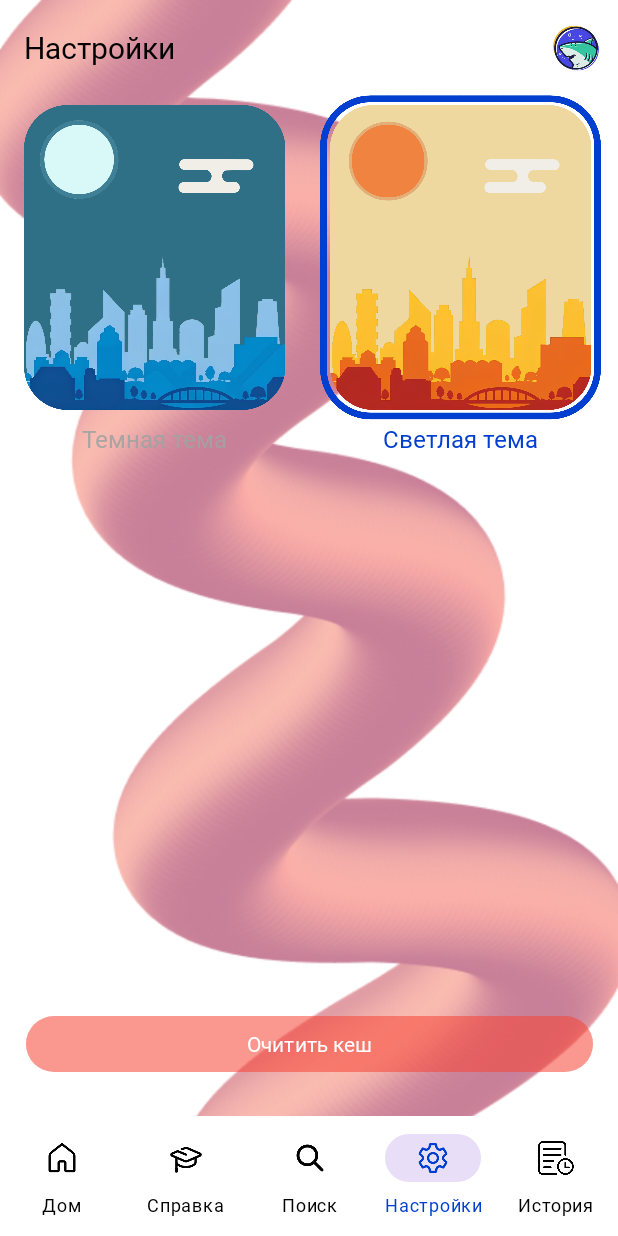
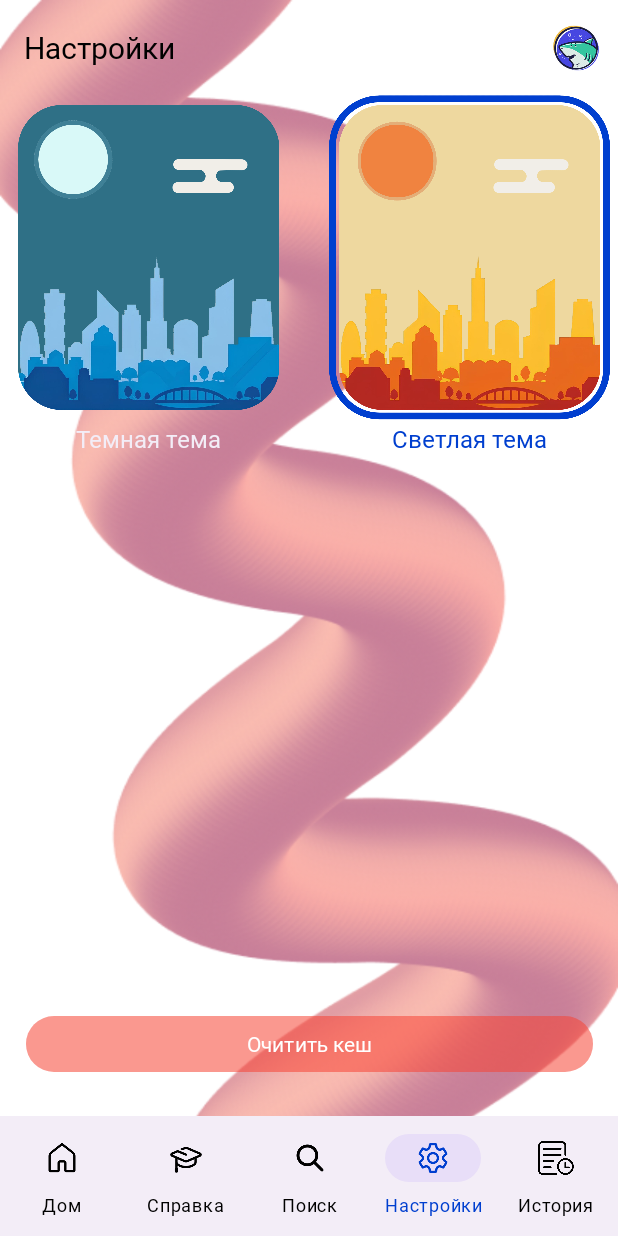
Before and after one commit to BoberCoder0/ScamGuard, an Android app built with Jetpack Compose: the Settings screen opened directly, with no data from a screen before it, on a phone screen of 412 x 824 dp. Run offline under Robolectric (Android 15) with nearby library versions, the phone set to English and light mode, and no system bars.

Commit message:
0.7.1 ( navigation bar update & Themes update )

```diff
--- a/app/build.gradle.kts
+++ b/app/build.gradle.kts
@@ -12,7 +12,7 @@ android {
 
     defaultConfig {
         applicationId = "com.example.testapp2"
-        minSdk = 26
+        minSdk = 27
         targetSdk = 35
         versionCode = 1
         versionName = "1.0"
--- a/app/src/main/java/com/example/testapp2/Activity/MainActivity.java
+++ b/app/src/main/java/com/example/testapp2/Activity/MainActivity.java
@@ -41,6 +41,8 @@ public class MainActivity extends AppCompatActivity {
         // Устанавливаем верхний тулбар
         Toolbar toolbar = findViewById(R.id.toolbar);
         setSupportActionBar(toolbar);
+
+
 
         databaseHelper = dataBaseApp.getDatabaseHelper();
 
--- a/app/src/main/java/com/example/testapp2/Activity/Settings.java
+++ b/app/src/main/java/com/example/testapp2/Activity/Settings.java
@@ -183,11 +183,12 @@ public class Settings extends AppCompatActivity {
     // Обновляем цвет текста
     private void updateThemeUI(boolean isDarkMode) {
         int activeColor = ContextCompat.getColor(this, R.color.center_color_app);
-        int inactiveColor = ContextCompat.getColor(this, R.color.light_gray);
+        int inactiveColor = ContextCompat.getColor(this, R.color.soft_white);
         int activeColor2 = ContextCompat.getColor(this, R.color.center_color_app_dark); /// не удалять!
+        int inactiveColor3 = ContextCompat.getColor(this, R.color.black);
 
         textViewDarkThemeLabel.setTextColor(isDarkMode ? activeColor2 : inactiveColor);
-        textViewLightThemeLabel.setTextColor(isDarkMode ? inactiveColor : activeColor);
+        textViewLightThemeLabel.setTextColor(isDarkMode ? inactiveColor3 : activeColor);
     }
 
     // Для перехода по иконке аккаунта
--- /dev/null
+++ b/app/src/main/res/color-night/bottom_nav_colors.xml
@@ -0,0 +1,7 @@
+<?xml version="1.0" encoding="utf-8"?>
+<selector xmlns:android="http://schemas.android.com/apk/res/android">
+    <!-- Активный элемент (белый) -->
+    <item android:color="@android:color/white" android:state_checked="true" />
+    <!-- Неактивный элемент (полупрозрачный белый) -->
+    <item android:color="#B3FFFFFF" android:state_checked="false" />
+</selector>
--- /dev/null
+++ b/app/src/main/res/drawable/rounded_top_background.xml
@@ -0,0 +1,7 @@
+<?xml version="1.0" encoding="utf-8"?>
+<shape xmlns:android="http://schemas.android.com/apk/res/android">
+    <solid android:color="@color/background_color"/> <!-- Ваш цвет фона -->
+    <corners
+        android:topLeftRadius="20dp"
+        android:topRightRadius="20dp"/>
+</shape>
--- a/app/src/main/res/layout/activity_account.xml
+++ b/app/src/main/res/layout/activity_account.xml
@@ -74,7 +74,7 @@
                 android:layout_width="100dp"
                 android:layout_height="100dp"
                 android:layout_marginTop="16dp"
-                android:background="@drawable/transparent_background_for_text"
+                android:background="@color/transparent"
                 android:src="@drawable/account"
                 android:scaleType="centerCrop"
                 app:layout_constraintTop_toBottomOf="@+id/textView4"
@@ -203,6 +203,7 @@
                 android:layout_width="wrap_content"
                 android:layout_height="wrap_content"
                 android:text="Сохранить"
+                android:textColor="@color/white"
                 android:backgroundTint="@color/green_dark"
                 app:layout_constraintTop_toBottomOf="@+id/google_layout"
                 app:layout_constraintEnd_toEndOf="parent"
@@ -213,6 +214,7 @@
                 android:layout_width="wrap_content"
                 android:layout_height="wrap_content"
                 android:text="Сбросить"
+                android:textColor="@color/white"
                 android:backgroundTint="@color/gray"
                 app:layout_constraintTop_toTopOf="@+id/save_button"
                 app:layout_constraintStart_toStartOf="parent" />
@@ -222,6 +224,7 @@
                 android:layout_width="0dp"
                 android:layout_height="wrap_content"
                 android:text="Удалить аккаунт"
+                android:textColor="@color/white"
                 android:backgroundTint="#928F8F"
                 android:layout_marginTop="12dp"
                 app:layout_constraintTop_toBottomOf="@+id/save_button"
@@ -233,6 +236,7 @@
                 android:layout_width="0dp"
                 android:layout_height="wrap_content"
                 android:text="Выйти"
+                android:textColor="@color/white"
                 android:backgroundTint="#928F8F"
                 app:layout_constraintTop_toBottomOf="@+id/dell_account"
                 app:layout_constraintStart_toStartOf="parent"
--- a/app/src/main/res/layout/activity_main.xml
+++ b/app/src/main/res/layout/activity_main.xml
@@ -45,6 +45,7 @@
         android:layout_marginEnd="130dp"
         android:layout_marginBottom="4dp"
         android:backgroundTint="@color/green_dark"
+        android:textColor="@color/white"
         android:text="Начать поиск"
         app:cornerRadius="14dp"
         app:layout_constraintBottom_toTopOf="@+id/learn_button"
@@ -64,6 +65,7 @@
         android:backgroundTint="@color/green_dark"
         android:text="Изучить схемы мошенничества"
         app:cornerRadius="14dp"
+        android:textColor="@color/white"
         app:layout_constraintBottom_toBottomOf="parent"
         app:layout_constraintEnd_toEndOf="parent"
         app:layout_constraintStart_toStartOf="parent"
--- a/app/src/main/res/layout/activity_search.xml
+++ b/app/src/main/res/layout/activity_search.xml
@@ -6,7 +6,8 @@
     android:layout_width="match_parent"
     android:layout_height="match_parent"
     tools:context=".Activity.Search"
-    android:background="@drawable/background_search">
+    android:background="@drawable/background_search"
+    style="@style/ToolbarStyle">
 
     <!-- Поле ввода номера телефона -->
     <EditText
@@ -28,6 +29,7 @@
         android:text="Поиск"
         android:backgroundTint="@color/green_dark"
         app:cornerRadius="12dp"
+        android:textColor="@color/white"
         app:layout_constraintTop_toBottomOf="@id/phone_number_input"
         app:layout_constraintStart_toStartOf="parent"
         app:layout_constraintEnd_toEndOf="parent"
--- a/app/src/main/res/layout/activity_settings.xml
+++ b/app/src/main/res/layout/activity_settings.xml
@@ -37,6 +37,7 @@
         android:layout_marginBottom="105dp"
         android:backgroundTint="#54F44336"
         android:text="Очитить кеш"
+        android:textColor="@color/white"
         app:layout_constraintBottom_toBottomOf="parent"
         app:layout_constraintEnd_toEndOf="parent"
         app:layout_constraintStart_toStartOf="parent" />
@@ -91,7 +92,7 @@
         android:id="@+id/imageDark"
         android:layout_width="174dp"
         android:layout_height="203dp"
-        android:layout_marginStart="16dp"
+        android:layout_marginStart="12dp"
         android:layout_marginTop="70dp"
         android:background="@color/transparent"
         android:scaleType="centerCrop"
@@ -103,7 +104,7 @@
         android:id="@+id/imageLight"
         android:layout_width="174dp"
         android:layout_height="203dp"
-        android:layout_marginEnd="18dp"
+        android:layout_marginEnd="12dp"
         android:background="@color/transparent"
         android:scaleType="centerCrop"
         app:layout_constraintBottom_toBottomOf="@+id/imageDark"
--- a/app/src/main/res/layout/navigation_bar.xml
+++ b/app/src/main/res/layout/navigation_bar.xml
@@ -12,12 +12,9 @@
         android:layout_width="match_parent"
         android:layout_height="wrap_content"
         android:layout_gravity="bottom"
-        android:background="@color/background_color"
-        app:backgroundTint="#FFFFFF"
-        app:itemRippleColor="@color/transparent"
         app:itemIconTint="@color/bottom_nav_colors"
         app:itemTextColor="@color/bottom_nav_colors"
         app:labelVisibilityMode="labeled"
-        app:menu="@menu/bottom_nav_menu" />
+        app:menu="@menu/bottom_nav_menu"/>
 
 </FrameLayout>
--- a/app/src/main/res/menu/up_toolbar_menu.xml
+++ b/app/src/main/res/menu/up_toolbar_menu.xml
@@ -1,6 +1,8 @@
 <?xml version="1.0" encoding="utf-8"?>
 <menu xmlns:android="http://schemas.android.com/apk/res/android"
     xmlns:app="http://schemas.android.com/apk/res-auto">
+
+
 
     <!-- Кнопка аккаунта -->
     <item
--- /dev/null
+++ b/app/src/main/res/values-night-v27/themes.xml
@@ -0,0 +1,28 @@
+<?xml version="1.0" encoding="utf-8"?>
+<resources>
+
+    <style name="Theme.Testapp2" parent="Base.Theme.Testapp2">
+        <item name="colorPrimaryVariant">#BB86FC</item>
+        <item name="colorOnPrimary">@color/black</item>
+        <item name="colorSecondary">@color/teal_200</item>
+        <item name="colorOnSecondary">@color/white</item>
+
+        <!-- Темный фон StatusBar и NavigationBar -->
+        <item name="android:statusBarColor">#121212</item>
+        <item name="android:navigationBarColor">#121212</item>
+        <!-- Светлые иконки в StatusBar (для темной темы) -->
+        <item name="android:windowLightStatusBar">false</item>
+        <!-- Светлые иконки в NavigationBar (если поддерживается) -->
+        <item name="android:windowLightNavigationBar">false</item>
+
+        <item name="android:windowBackground">@color/background_color</item>
+        <item name="android:background">@drawable/rounded_imagebutton_background</item>
+        <item name="navigationIcon">@drawable/ic_back_white</item>
+
+        <item name="windowActionBar">false</item>
+        <item name="windowNoTitle">true</item>
+
+        <item name="android:textColor">@color/white</item>
+        <item name="android:fontFamily">@font/inter</item>
+    </style>
+</resources>
--- /dev/null
+++ b/app/src/main/res/values-night/styles.xml
@@ -0,0 +1,13 @@
+<?xml version="1.0" encoding="utf-8"?>
+<resources>
+
+
+    <style name="Theme.ScamGuard.TransparentToolbar" parent="Theme.ScamGuard">
+        <item name="android:background">@android:color/transparent</item> <!-- Полупрозрачный черный -->
+        <item name="android:navigationBarColor">@color/transparent</item>
+        <item name="android:customNavigationLayout">@color/transparent</item>
+        <item name="android:textColorPrimary">@color/white</item> <!-- Цвет текста для тёмной темы -->
+        <item name="actionMenuTextColor">@color/white</item> <!-- Цвет текста меню -->
+    </style>
+
+</resources>
--- a/app/src/main/res/values-night/themes.xml
+++ b/app/src/main/res/values-night/themes.xml
@@ -4,15 +4,25 @@
     <style name="Base.Theme.Testapp2" parent="Theme.Material3.DayNight.NoActionBar" />
 
     <!-- Dark theme -->
-    <style name="Theme.Testapp2" parent="Base.Theme.Testapp2">
+    <style name="Theme.Testapp2" parent="Theme.Material3.DayNight.NoActionBar">
         <item name="colorPrimaryVariant">#BB86FC</item>
         <item name="colorOnPrimary">@color/black</item>
         <item name="colorSecondary">@color/teal_200</item>
         <item name="colorOnSecondary">@color/white</item>
+        <item name="actionMenuTextAppearance">@style/MyMenuTextAppearance</item>
+
+        <item name="android:textColorPrimary">@color/white</item> <!-- Цвет текста для тёмной темы -->
+        <item name="actionMenuTextColor">@color/white</item> <!-- Цвет текста меню -->
+
+        <!-- Темный фон StatusBar и NavigationBar -->
+        <item name="android:statusBarColor">#121212</item>
+        <item name="android:navigationBarColor">#4B00FF</item>
+        <!-- Светлые иконки в StatusBar (для темной темы) -->
+        <item name="android:windowLightStatusBar">false</item>
+        <!-- Светлые иконки в NavigationBar (если поддерживается) -->
+        <item name="android:windowLightNavigationBar">false</item>
 
         <item name="android:windowBackground">@color/background_color</item>
-        <item name="android:statusBarColor">#121212</item>
-        <item name="android:windowLightStatusBar">false</item>
         <item name="android:background">@drawable/rounded_imagebutton_background</item>
         <item name="navigationIcon">@drawable/ic_back_white</item>
 
@@ -25,6 +35,7 @@
 
     <!-- NoActionBar стиль -->
     <style name="Theme.Testapp2.NoActionBar" parent="Theme.Testapp2">
+        <item name="actionMenuTextAppearance">@style/MyMenuTextAppearance</item>
         <item name="windowActionBar">false</item>
         <item name="windowNoTitle">true</item>
     </style>
--- a/app/src/main/res/values/colors.xml
+++ b/app/src/main/res/values/colors.xml
@@ -15,6 +15,8 @@
     <color name="transparent">#00000000</color>
     <color name="textColor">#000000</color>
     <color name="red">#FF0000</color>
+    <color name="soft_white">#F3EDF7</color>
+    <color name="soft_dark">#211f26</color>
     <color name="second_center_collor_app">#98FFFFFF</color>
 
     <!-- Добавляем background_color для светлой темы -->
--- a/app/src/main/res/values/styles.xml
+++ b/app/src/main/res/values/styles.xml
@@ -41,6 +41,8 @@
         <item name="android:background">@android:color/transparent</item> <!-- Полупрозрачный черный -->
         <item name="android:navigationBarColor">@color/transparent</item>
         <item name="android:customNavigationLayout">@color/transparent</item>
+        <item name="android:textColorPrimary">@color/black</item> <!-- Цвет текста для светлой темы -->
+        <item name="actionMenuTextColor">@color/black</item> <!-- Цвет текста меню -->
     </style>
 
     <!-- Кнопки -->
@@ -125,6 +127,10 @@
         <item name="elevation">0dp</item> <!-- убирает тень -->
     </style>
 
+    <style name="MyMenuTextAppearance" parent="TextAppearance.AppCompat.Widget.ActionBar.Menu">
+        <item name="android:textColor">?android:textColorPrimary</item> <!-- Автоматически меняется в зависимости от темы -->
+    </style>
+
     <style name="StatusBarTheme" parent="Theme.AppCompat.Light.DarkActionBar">
         <item name="android:statusBarColor">@color/center_color_app</item>
         <item name="colorPrimaryDark">@color/center_color_app</item>
--- a/app/src/main/res/values/themes.xml
+++ b/app/src/main/res/values/themes.xml
@@ -4,15 +4,25 @@
     <style name="Base.Theme.Testapp2" parent="Theme.Material3.DayNight.NoActionBar" />
 
     <!-- Light theme -->
-    <style name="Theme.Testapp2" parent="Base.Theme.Testapp2">
+    <style name="Theme.Testapp2" parent="Theme.Material3.DayNight.NoActionBar">
         <item name="colorPrimaryVariant">#3700B3</item>
         <item name="colorOnPrimary">@color/white</item>
         <item name="colorSecondary">@color/teal_200</item>
         <item name="colorOnSecondary">@color/black</item>
+        <item name="actionMenuTextAppearance">@style/MyMenuTextAppearance</item>
+
+        <item name="android:textColorPrimary">@color/black</item> <!-- Цвет текста для светлой темы -->
+        <item name="actionMenuTextColor">@color/black</item> <!-- Цвет текста меню -->
+
+        <!-- Белый фон StatusBar и NavigationBar -->
+        <item name="android:statusBarColor">@android:color/white</item>
+        <item name="android:navigationBarColor">#F3EDF7</item>
+        <!-- Темные иконки в StatusBar (для светлой темы) -->
+        <item name="android:windowLightStatusBar">true</item>
+        <!-- Темные иконки в NavigationBar (если поддерживается) -->
+        <item name="android:windowLightNavigationBar">true</item>
 
         <item name="android:windowBackground">@color/background_color</item>
-        <item name="android:statusBarColor">@color/white</item>
-        <item name="android:windowLightStatusBar">true</item>
 
         <item name="windowActionBar">false</item>
         <item name="windowNoTitle">true</item>
@@ -23,6 +33,7 @@
 
     <!-- NoActionBar стиль -->
     <style name="Theme.Testapp2.NoActionBar" parent="Theme.Testapp2">
+        <item name="actionMenuTextAppearance">@style/MyMenuTextAppearance</item>
         <item name="windowActionBar">false</item>
         <item name="windowNoTitle">true</item>
     </style>
```
